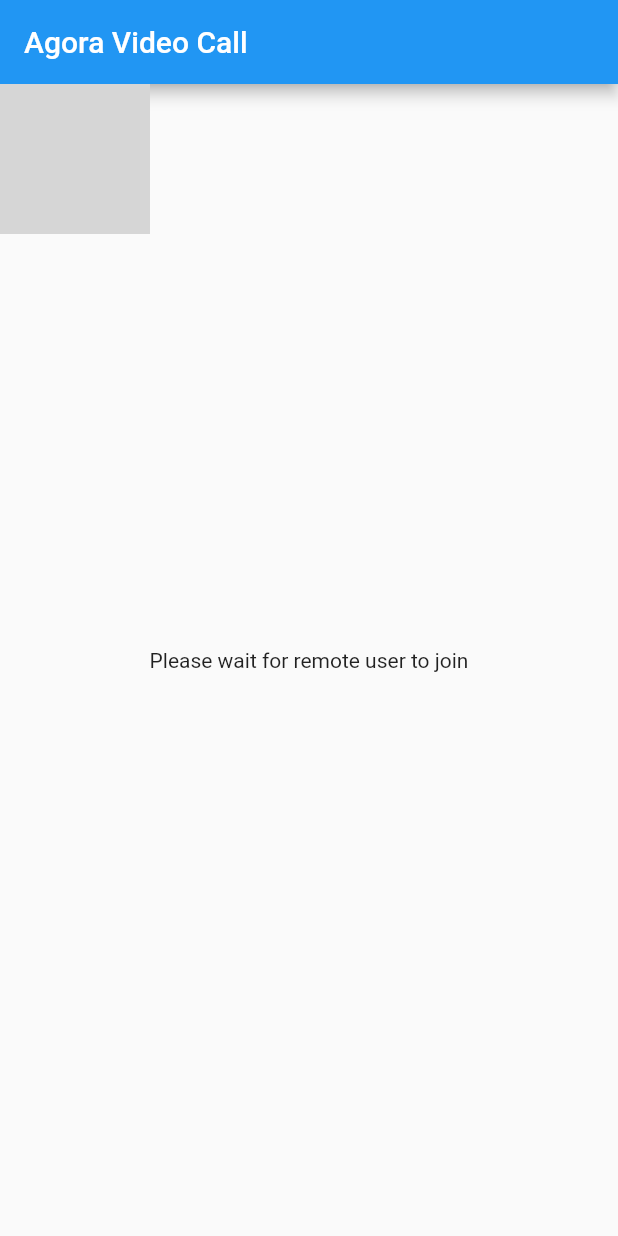
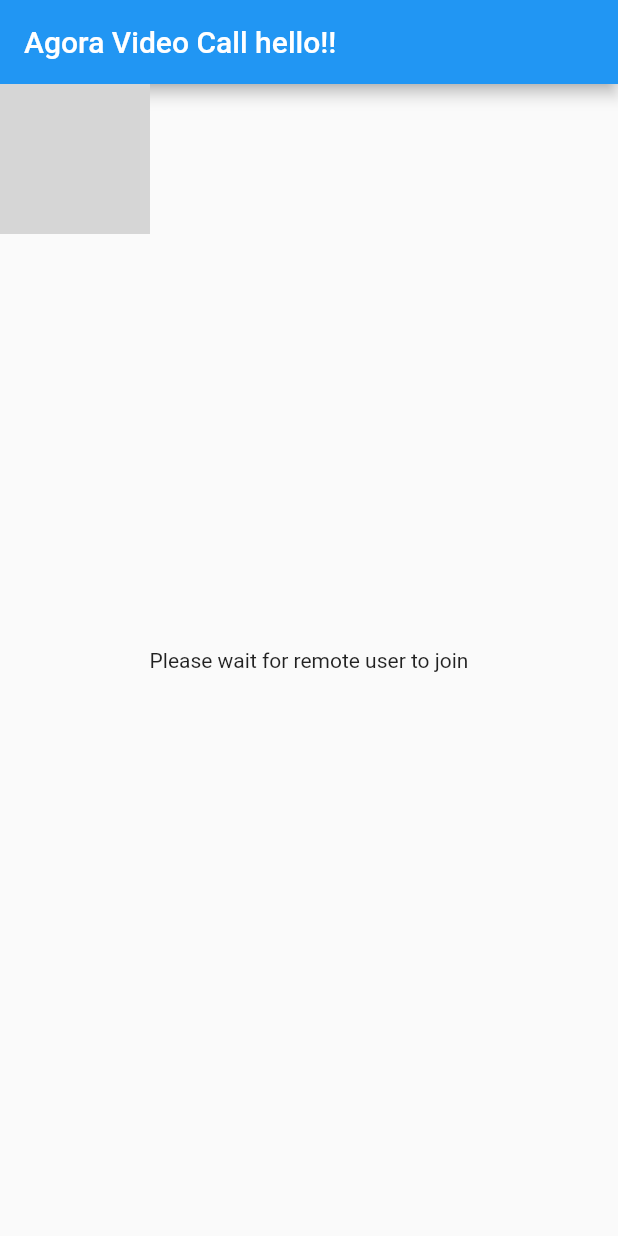
Before and after one commit to william967945/grumpy_doc_app, a Flutter app: the screen it shows after launch, on a phone screen of 412 x 824 dp. Run offline on Flutter 3.47's test engine with Material 2 defaults, Android fonts, the phone set to English and light mode, and no system bars; our stand-ins replace permission_handler; missing offline and left inert: agora_rtc_engine; grey boxes are pictures that could not be loaded.

Commit message:
Change Title

```diff
--- a/lib/main.dart
+++ b/lib/main.dart
@@ -62,7 +62,7 @@
   Widget build(BuildContext context) {
     return Scaffold(
       appBar: AppBar(
-        title: const Text('Agora Video Call'),
+        title: const Text('Agora Video Call hello!!'),
       ),
       body: Stack(
         children: [
```
